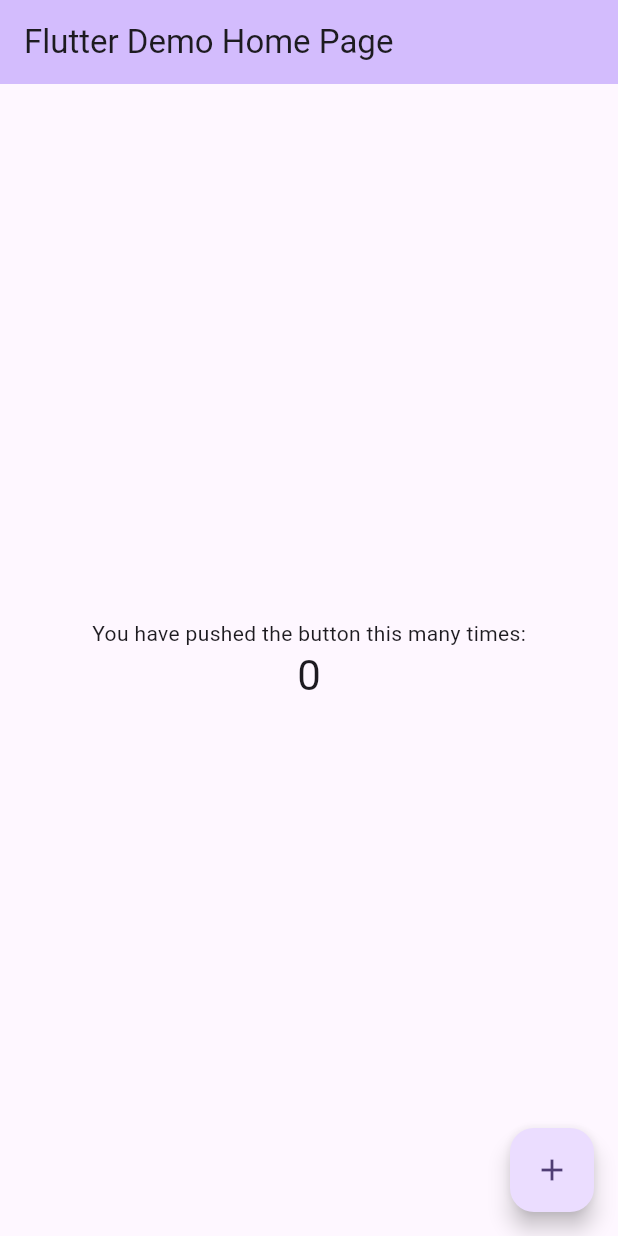
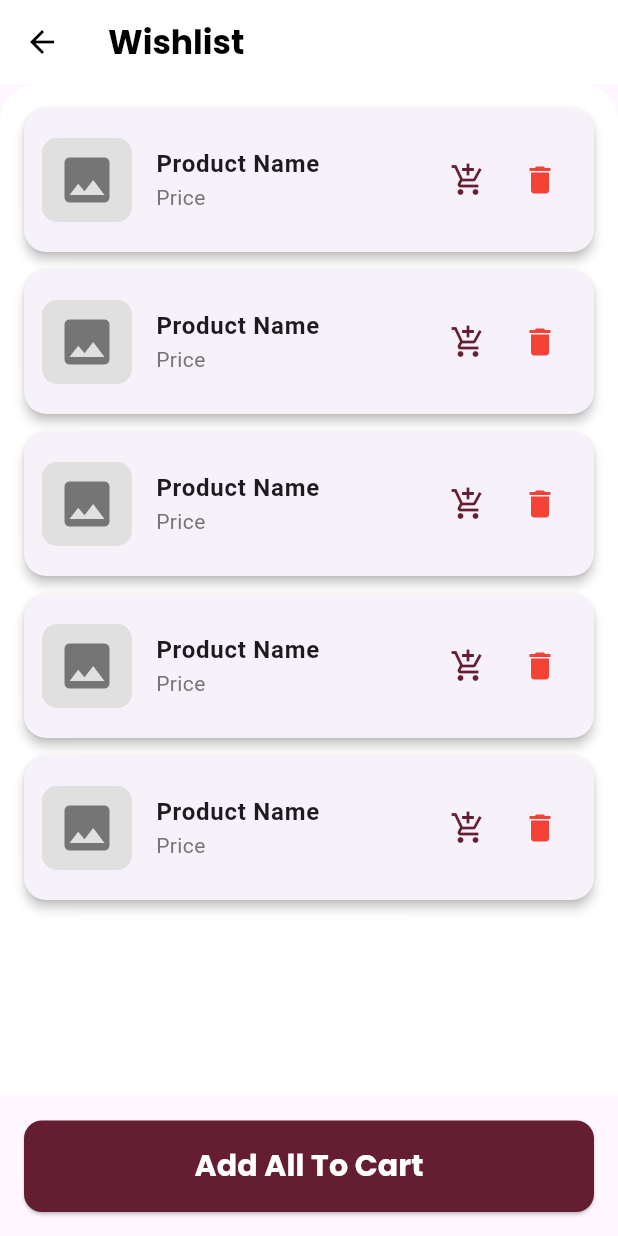
Before and after one commit to umali928/Project, a Flutter app: the screen it shows after launch, on a phone screen of 412 x 824 dp. Run offline on Flutter 3.47's test engine with Material 3 defaults, Android fonts, the phone set to English and light mode, and no system bars; our stand-ins replace google_fonts, lucide_icons.

Commit message:
Added wishlist

```diff
--- a/lib/main.dart
+++ b/lib/main.dart
@@ -1,70 +1,16 @@
 import 'package:flutter/material.dart';
+import 'wishlist.dart';  // Ensure this matches your file name
 
 void main() {
-  runApp(const MyApp());
+  runApp(MyApp());
 }
 
 class MyApp extends StatelessWidget {
-  const MyApp({super.key});
-
-  // This widget is the root of your application.
   @override
   Widget build(BuildContext context) {
     return MaterialApp(
-      title: 'Flutter Demo',
-      theme: ThemeData(
-
-        colorScheme: ColorScheme.fromSeed(seedColor: Colors.deepPurple),
-        useMaterial3: true,
-      ),
-      home: const MyHomePage(title: 'Flutter Demo Home Page'),
+      debugShowCheckedModeBanner: false,
+      home: WishlistScreen(),
     );
   }
 }
-
-class MyHomePage extends StatefulWidget {
-  const MyHomePage({super.key, required this.title});
-  final String title;
-
-  @override
-  State<MyHomePage> createState() => _MyHomePageState();
-}
-
-class _MyHomePageState extends State<MyHomePage> {
-  int _counter = 0;
-
-  void _incrementCounter() {
-    setState(() {
-      _counter++;
-    });
-  }
-
-  @override
-  Widget build(BuildContext context) {
-    return Scaffold(
-      appBar: AppBar(
-        backgroundColor: Theme.of(context).colorScheme.inversePrimary,
-        title: Text(widget.title),
-      ),
-      body: Center(
-        child: Column(
-          mainAxisAlignment: MainAxisAlignment.center,
-          children: <Widget>[
-            const Text(
-              'You have pushed the button this many times:',
-            ),
-            Text(
-              '$_counter',
-              style: Theme.of(context).textTheme.headlineMedium,
-            ),
-          ],
-        ),
-      ),
-      floatingActionButton: FloatingActionButton(
-        onPressed: _incrementCounter,
-        tooltip: 'Increment',
-        child: const Icon(Icons.add),
-      ), // This trailing comma makes auto-formatting nicer for build methods.
-    );
-  }
-}
--- /dev/null
+++ b/lib/wishlist.dart
@@ -0,0 +1,87 @@
+import 'package:flutter/material.dart';
+import 'package:google_fonts/google_fonts.dart';
+class WishlistScreen extends StatelessWidget {
+  @override
+  Widget build(BuildContext context) {
+    return Scaffold(
+      appBar: AppBar(
+        backgroundColor: Colors.white,
+        elevation: 0,
+        title: Text('Wishlist', style: GoogleFonts.poppins(color: Colors.black, fontWeight: FontWeight.bold)),
+        leading: IconButton(
+          icon: Icon(Icons.arrow_back, color: Colors.black),
+          onPressed: () => Navigator.pop(context),
+        ),
+      ),
+      body: Container(
+        decoration: BoxDecoration(
+          color: Colors.white,
+          borderRadius: BorderRadius.only(
+            topLeft: Radius.circular(25),
+            topRight: Radius.circular(25),
+          ),
+        ),
+        child: ListView.builder(
+          itemCount: 5, // Placeholder count
+          padding: EdgeInsets.all(16),
+          itemBuilder: (context, index) {
+            return Card(
+              shape: RoundedRectangleBorder(
+                borderRadius: BorderRadius.circular(15),
+              ),
+              elevation: 3,
+              margin: EdgeInsets.only(bottom: 12),
+              child: ListTile(
+                contentPadding: EdgeInsets.all(12),
+                leading: Container(
+                  width: 60,
+                  height: 60,
+                  decoration: BoxDecoration(
+                    borderRadius: BorderRadius.circular(10),
+                    color: Colors.grey[300],
+                  ),
+                  child: Icon(Icons.image, size: 40, color: Colors.grey[600]),
+                ),
+                title: Text('Product Name', style: TextStyle(fontWeight: FontWeight.bold)),
+                subtitle: Text('Price', style: TextStyle(color: Colors.grey[600])),
+                trailing: Row(
+                  mainAxisSize: MainAxisSize.min,
+                  children: [
+                    IconButton(
+                      icon: Icon(Icons.add_shopping_cart, color: Color(0xFF651D32)),
+                      onPressed: () {
+                        // Add to cart functionality
+                      },
+                    ),
+                    IconButton(
+                      icon: Icon(Icons.delete, color: Colors.red),
+                      onPressed: () {
+                        // Remove from wishlist functionality
+                      },
+                    ),
+                  ],
+                ),
+              ),
+            );
+          },
+        ),
+      ),
+      bottomNavigationBar: Padding(
+        padding: const EdgeInsets.all(16.0),
+        child: ElevatedButton(
+          style: ElevatedButton.styleFrom(
+            backgroundColor: Color(0xFF651D32),
+            padding: EdgeInsets.symmetric(vertical: 16),
+            shape: RoundedRectangleBorder(
+              borderRadius: BorderRadius.circular(12),
+            ),
+          ),
+          onPressed: () {
+            // Implement add all to cart logic
+          },
+          child: Text('Add All To Cart', style: GoogleFonts.poppins(fontSize: 20, color: Colors.white, fontWeight: FontWeight.bold)),
+        ),
+      ),
+    );
+  }
+}
```
Also changed, not shown: 1 other file.
